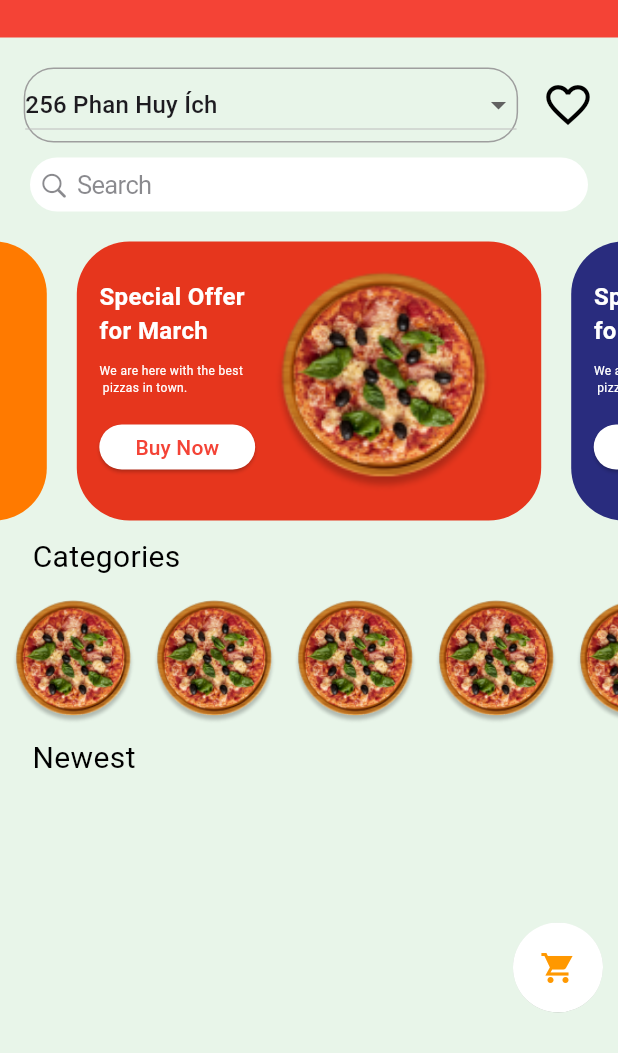
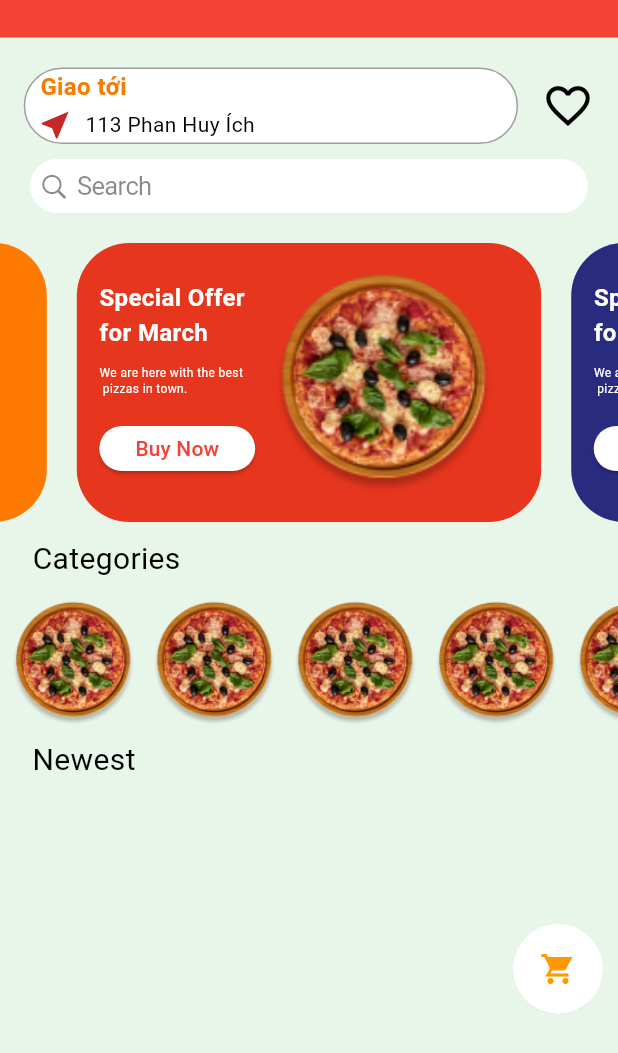
Before and after one commit to Quan04103/pizzaorder, a Flutter app: the screen it shows after launch, on a phone screen of 412 x 824 dp. Shown: the top 1053 px of the screen. Run offline on Flutter 3.47's test engine with Material 3 defaults, Android fonts, the phone set to English and light mode, and no system bars; drawn by our look-alikes of carousel_slider; our stand-ins replace bloc, flutter_bloc; network calls fail.

Commit message:
edit_dropdown

```diff
--- a/client/pizzaorder/lib/components/dropdown_home.dart
+++ b/client/pizzaorder/lib/components/dropdown_home.dart
@@ -13,30 +13,42 @@ class _DropdownHomeState extends State<DropdownHome> {
     return Container(
       width: MediaQuery.of(context).size.height * 1.2 / 3,
       decoration: BoxDecoration(
-        borderRadius: BorderRadius.circular(20.0),
-        border: Border.all(
-          color: Colors.grey,
-          width: 1.0,
-        ),
-      ),
-      child: DropdownButton<String>(
-        isExpanded: true,
-        value: selectedOption,
-        onChanged: (String? newValue) {
-          setState(() {
-            selectedOption = newValue!;
-          });
-        },
-        items: <String>[
-          '256 Phan Huy Ích',
-          '2561132 Phan Huy Ích',
-          '101 Tân Thới Nhất 05'
-        ].map<DropdownMenuItem<String>>((String value) {
-          return DropdownMenuItem<String>(
-            value: value,
-            child: Text(value),
-          );
-        }).toList(),
+          color: Colors.white,
+          borderRadius: BorderRadius.circular(30.0),
+          border: Border.all(
+            color: Colors.grey,
+            width: 1.0,
+          )),
+      child: Column(
+        children: <Widget>[
+          Padding(
+            padding: const EdgeInsets.fromLTRB(10, 0, 8, 2),
+            child: Align(
+              alignment: Alignment.topLeft,
+              child: Text('Giao tới',
+                  style: TextStyle(
+                      color: Colors.orange[700],
+                      fontSize: 16,
+                      fontWeight: FontWeight.bold)),
+            ),
+          ),
+          Row(
+            children: [
+              Padding(
+                padding: const EdgeInsets.fromLTRB(8, 0, 8, 0),
+                child: Icon(
+                  Icons.near_me,
+                  color: Colors.red[800],
+                ),
+              ),
+              Text('113 Phan Huy Ích',
+                  style: TextStyle(
+                    color: Colors.black,
+                    fontSize: 14,
+                  )),
+            ],
+          )
+        ],
       ),
     );
   }
```
